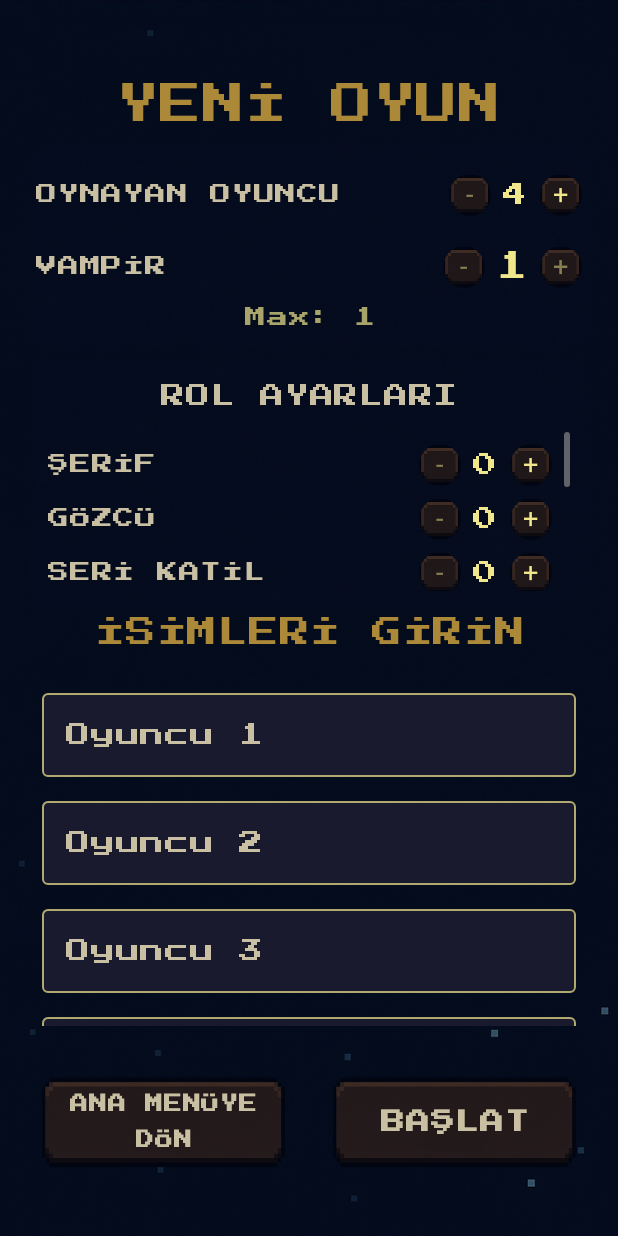
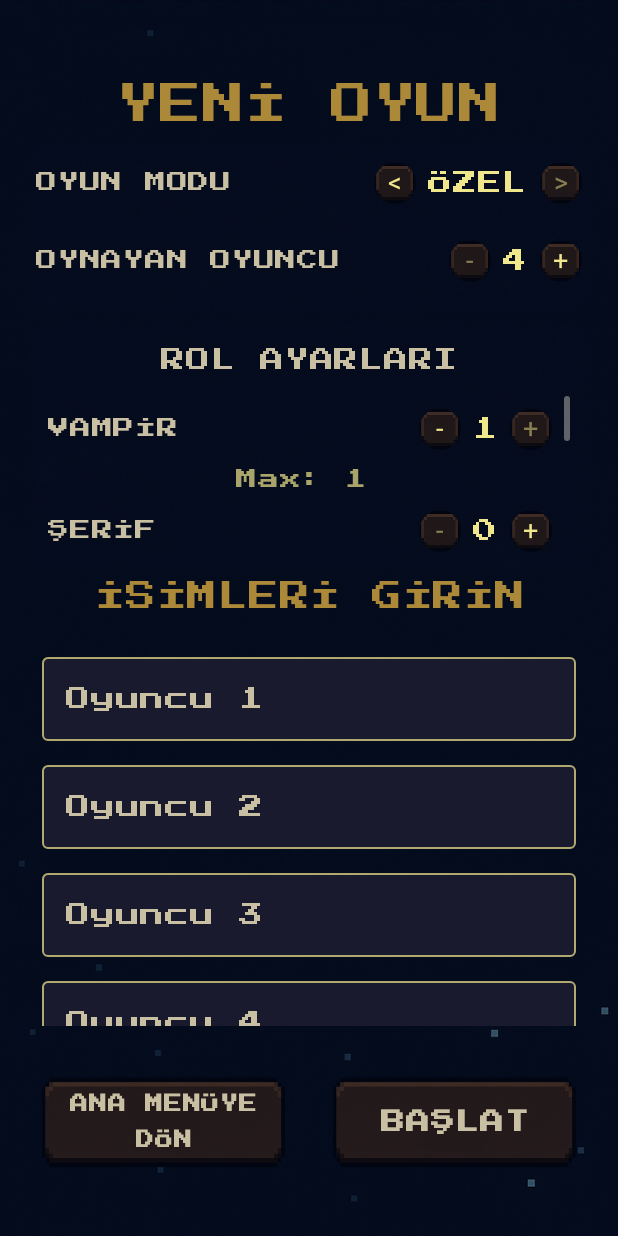
Before and after one commit to emirelci/vampire_koylu, an Android app built with Jetpack Compose: the screen it shows after launch (MainActivity), after a tap on "OYUNA BAŞLA", on a phone screen of 412 x 824 dp. Run offline under Robolectric (Android 15) with nearby library versions, the phone set to English and light mode, and no system bars; our stand-ins replace window size class; libraries missing offline, so code that uses them is left out: com.android.billingclient; 4 statements that could not run were skipped.

Commit message:
Add game mode presets and integrate with setup

```diff
--- /dev/null
+++ b/app/src/main/java/com/ee/vampirkoylu/model/GameMode.kt
@@ -0,0 +1,30 @@
+package com.ee.vampirkoylu.model
+
+enum class GameMode(val nameRes: Int, val settings: GameSettings) {
+    CLASSIC(
+        com.ee.vampirkoylu.R.string.classic_mode,
+        GameSettings(
+            playerCount = 6,
+            vampireCount = 1,
+            sheriffCount = 1,
+            watcherCount = 0,
+            serialKillerCount = 0,
+            doctorCount = 1
+        )
+    ),
+    CHAOS(
+        com.ee.vampirkoylu.R.string.chaos_mode,
+        GameSettings(
+            playerCount = 8,
+            vampireCount = 2,
+            sheriffCount = 1,
+            watcherCount = 1,
+            serialKillerCount = 1,
+            doctorCount = 1
+        )
+    ),
+    CUSTOM(
+        com.ee.vampirkoylu.R.string.custom_mode,
+        GameSettings()
+    );
+}
--- /dev/null
+++ b/app/src/main/java/com/ee/vampirkoylu/ui/component/ModeSelector.kt
@@ -0,0 +1,79 @@
+package com.ee.vampirkoylu.ui.component
+
+import androidx.compose.foundation.Image
+import androidx.compose.foundation.layout.Arrangement
+import androidx.compose.foundation.layout.Row
+import androidx.compose.foundation.layout.padding
+import androidx.compose.foundation.layout.size
+import androidx.compose.foundation.layout.wrapContentSize
+import androidx.compose.material3.IconButton
+import androidx.compose.material3.Text
+import androidx.compose.runtime.Composable
+import androidx.compose.ui.Alignment
+import androidx.compose.ui.Modifier
+import androidx.compose.ui.layout.ContentScale
+import androidx.compose.ui.res.painterResource
+import androidx.compose.ui.res.stringResource
+import androidx.compose.ui.unit.dp
+import androidx.compose.ui.unit.sp
+import com.ee.vampirkoylu.R
+import com.ee.vampirkoylu.ui.theme.Gold
+import com.ee.vampirkoylu.ui.theme.PixelFont
+
+@Composable
+fun ModeSelector(
+    modes: List<Int>,
+    selectedIndex: Int,
+    onIndexChange: (Int) -> Unit,
+    modifier: Modifier = Modifier
+) {
+    Row(
+        modifier,
+        verticalAlignment = Alignment.CenterVertically,
+        horizontalArrangement = Arrangement.Center
+    ) {
+        val canDecrease = selectedIndex > 0
+        IconButton(
+            onClick = { if (canDecrease) onIndexChange(selectedIndex - 1) },
+            modifier = Modifier.size(28.dp)
+        ) {
+            Image(
+                painterResource(R.drawable.text_block),
+                contentScale = ContentScale.FillBounds,
+                modifier = Modifier.wrapContentSize(),
+                contentDescription = "Previous mode",
+            )
+            Text(
+                text = "<",
+                fontSize = 18.sp,
+                color = if (canDecrease) Gold else Gold.copy(alpha = 0.5f)
+            )
+        }
+
+        Text(
+            text = stringResource(id = modes[selectedIndex]),
+            fontSize = 16.sp,
+            fontFamily = PixelFont,
+            color = Gold,
+            modifier = Modifier.padding(horizontal = 8.dp)
+        )
+
+        val canIncrease = selectedIndex < modes.lastIndex
+        IconButton(
+            onClick = { if (canIncrease) onIndexChange(selectedIndex + 1) },
+            modifier = Modifier.size(28.dp)
+        ) {
+            Image(
+                painterResource(R.drawable.text_block),
+                contentScale = ContentScale.FillBounds,
+                modifier = Modifier.wrapContentSize(),
+                contentDescription = "Next mode",
+            )
+            Text(
+                text = ">",
+                fontSize = 18.sp,
+                color = if (canIncrease) Gold else Gold.copy(alpha = 0.5f)
+            )
+        }
+    }
+}
--- a/app/src/main/java/com/ee/vampirkoylu/ui/component/RoleCountSelector.kt
+++ b/app/src/main/java/com/ee/vampirkoylu/ui/component/RoleCountSelector.kt
@@ -19,7 +19,8 @@ fun RoleCountSelector(
     count: Int,
     maxCount: Int,
     onIncrease: () -> Unit,
-    onDecrease: () -> Unit
+    onDecrease: () -> Unit,
+    editable: Boolean = true
 ) {
     Row(
         modifier = Modifier
@@ -40,8 +41,8 @@ fun RoleCountSelector(
             count = count,
             onIncrease = onIncrease,
             onDecrease = onDecrease,
-            canIncrease = count < maxCount,
-            canDecrease = count > 0,
+            canIncrease = editable && count < maxCount,
+            canDecrease = editable && count > 0,
             modifier = Modifier.padding(start = 12.dp)
         )
     }
--- a/app/src/main/java/com/ee/vampirkoylu/ui/screens/GameSetupScreen.kt
+++ b/app/src/main/java/com/ee/vampirkoylu/ui/screens/GameSetupScreen.kt
@@ -43,6 +43,8 @@ import com.ee.vampirkoylu.ui.component.PixelArtButton
 import com.ee.vampirkoylu.ui.component.RoleCountSelector
 import com.ee.vampirkoylu.ui.component.VerticalScrollbar
 import com.ee.vampirkoylu.ui.component.WarningBanner
+import com.ee.vampirkoylu.ui.component.ModeSelector
+import com.ee.vampirkoylu.model.GameMode
 import com.ee.vampirkoylu.ui.navigation.Screen
 import com.ee.vampirkoylu.ui.theme.Beige
 import com.ee.vampirkoylu.ui.theme.Gold
@@ -61,6 +63,9 @@ fun GameSetupScreen(
     viewModel: GameViewModel = viewModel()
 ) {
     // State'leri viewModel değerlerine göre başlat
+    val gameModes = remember { GameMode.values().toList() }
+    var selectedMode by remember { mutableStateOf(GameMode.CUSTOM) }
+
     var playerCount by remember { mutableStateOf(settings.playerCount) }
     var vampireCount by remember { mutableStateOf(settings.vampireCount) }
     var sheriffCount by remember { mutableStateOf(settings.sheriffCount) }
@@ -72,6 +77,41 @@ fun GameSetupScreen(
     var veteranCount by remember { mutableStateOf(settings.veteranCount) }
     var madmanCount by remember { mutableStateOf(settings.madmanCount) }
     var wizardCount by remember { mutableStateOf(settings.wizardCount) }
+
+    fun applyMode(mode: GameMode) {
+        selectedMode = mode
+        val s = mode.settings
+        playerCount = s.playerCount
+        vampireCount = s.vampireCount
+        sheriffCount = s.sheriffCount
+        watcherCount = s.watcherCount
+        serialKillerCount = s.serialKillerCount
+        doctorCount = s.doctorCount
+        saboteurCount = s.voteSaboteurCount
+        autopsirCount = s.autopsirCount
+        veteranCount = s.veteranCount
+        madmanCount = s.madmanCount
+        wizardCount = s.wizardCount
+        playerNames.clear()
+        repeat(playerCount) { playerNames.add("") }
+        onSettingsChange(
+            playerCount,
+            vampireCount,
+            sheriffCount,
+            watcherCount,
+            serialKillerCount,
+            doctorCount,
+            saboteurCount,
+            autopsirCount,
+            veteranCount,
+            madmanCount,
+            wizardCount
+        )
+    }
+
+    LaunchedEffect(Unit) {
+        applyMode(selectedMode)
+    }
 
 
     val playerNames = remember {
@@ -146,6 +186,29 @@ fun GameSetupScreen(
                         modifier = Modifier.padding(4.dp),
                         horizontalAlignment = Alignment.CenterHorizontally
                     ) {
+                        // Oyun modu
+                        Row(
+                            modifier = Modifier
+                                .fillMaxWidth()
+                                .padding(vertical = 8.dp),
+                            verticalAlignment = Alignment.CenterVertically,
+                            horizontalArrangement = Arrangement.SpaceBetween
+                        ) {
+                            Text(
+                                text = stringResource(id = R.string.game_mode),
+                                fontSize = 14.sp,
+                                fontFamily = PixelFont,
+                                color = Beige,
+                                modifier = Modifier.weight(1f)
+                            )
+
+                            ModeSelector(
+                                modes = gameModes.map { it.nameRes },
+                                selectedIndex = gameModes.indexOf(selectedMode),
+                                onIndexChange = { applyMode(gameModes[it]) }
+                            )
+                        }
+
                         // Oyuncu sayısı
                         Row(
                             modifier = Modifier
@@ -209,8 +272,8 @@ fun GameSetupScreen(
                                         playerNames.removeAt(playerNames.lastIndex)
                                     }
                                 },
-                                canIncrease = playerCount < 15,
-                                canDecrease = playerCount > 4,
+                                canIncrease = selectedMode == GameMode.CUSTOM && playerCount < 15,
+                                canDecrease = selectedMode == GameMode.CUSTOM && playerCount > 4,
                                 showWarningOnIncrease = {
                                     warningMessage = "Oyuncu sayısı en fazla 15 olabilir!"
                                     showWarning = true
@@ -225,85 +288,6 @@ fun GameSetupScreen(
 
                         }
 
-                        // Vampir sayısı
-                        Row(
-                            modifier = Modifier
-                                .fillMaxWidth()
-                                .padding(vertical = 4.dp),
-                            verticalAlignment = Alignment.CenterVertically,
-                            horizontalArrangement = Arrangement.SpaceBetween
-                        ) {
-                            Text(
-                                text = stringResource(id = R.string.vampire_count),
-                                fontSize = 14.sp,
-                                fontFamily = PixelFont,
-                                color = Beige,
-                                modifier = Modifier.weight(1f)
-                            )
-
-                            IncreaseDecreaseCount(
-                                count = vampireCount,
-                                onIncrease = {
-                                    val newVampireCount = vampireCount + 1
-                                    vampireCount = newVampireCount
-                                    onSettingsChange(
-                                        playerCount,
-                                        vampireCount,
-                                        sheriffCount,
-                                        watcherCount,
-                                        serialKillerCount,
-                                        doctorCount,
-                                        saboteurCount,
-                                        autopsirCount,
-                                        veteranCount,
-                                        madmanCount,
-                                        wizardCount
-                                    )
-
-                                },
-                                onDecrease = {
-                                    val newVampireCount = vampireCount - 1
-                                    vampireCount = newVampireCount
-                                    onSettingsChange(
-                                        playerCount,
-                                        vampireCount,
-                                        sheriffCount,
-                                        watcherCount,
-                                        serialKillerCount,
-                                        doctorCount,
-                                        saboteurCount,
-                                        autopsirCount,
-                                        veteranCount,
-                                        madmanCount,
-                                        wizardCount
-                                    )
-
-                                },
-                                canIncrease = vampireCount < maxVampireCount,
-                                canDecrease = vampireCount > 1,
-                                fontSize = 20.sp,
-                                showWarningOnIncrease = {
-                                    warningMessage =
-                                        "Maksimum vampir sayısına ulaşıldı! (Max: $maxVampireCount)"
-                                    showWarning = true
-                                },
-                                showWarningOnDecrease = {
-                                    warningMessage = "En az 1 vampir olmalıdır!"
-                                    showWarning = true
-                                },
-                                modifier = Modifier.padding(start = 12.dp)
-                            )
-                        }
-
-                        // Vampir sayısı açıklaması
-                        Text(
-                            text = "Max: $maxVampireCount",
-                            fontSize = 14.sp,
-                            fontFamily = PixelFont,
-                            color = Gold.copy(alpha = 0.7f),
-                            textAlign = TextAlign.Center,
-                            modifier = Modifier.padding(top = 4.dp, bottom = 4.dp)
-                        )
                     }
                 }
 
@@ -346,6 +330,56 @@ fun GameSetupScreen(
                                     .verticalScroll(roleScrollState),
                                 horizontalAlignment = Alignment.CenterHorizontally,
                             ) {
+                                // Vampir sayısı
+                                RoleCountSelector(
+                                    title = stringResource(id = R.string.vampire_count),
+                                    count = vampireCount,
+                                    maxCount = maxVampireCount,
+                                    onIncrease = {
+                                        val newVampireCount = vampireCount + 1
+                                        vampireCount = newVampireCount
+                                        onSettingsChange(
+                                            playerCount,
+                                            vampireCount,
+                                            sheriffCount,
+                                            watcherCount,
+                                            serialKillerCount,
+                                            doctorCount,
+                                            saboteurCount,
+                                            autopsirCount,
+                                            veteranCount,
+                                            madmanCount,
+                                            wizardCount
+                                        )
+                                    },
+                                    onDecrease = {
+                                        val newVampireCount = vampireCount - 1
+                                        vampireCount = newVampireCount
+                                        onSettingsChange(
+                                            playerCount,
+                                            vampireCount,
+                                            sheriffCount,
+                                            watcherCount,
+                                            serialKillerCount,
+                                            doctorCount,
+                                            saboteurCount,
+                                            autopsirCount,
+                                            veteranCount,
+                                            madmanCount,
+                                            wizardCount
+                                        )
+                                    },
+                                    editable = selectedMode == GameMode.CUSTOM
+                                )
+                                Text(
+                                    text = "Max: $maxVampireCount",
+                                    fontSize = 14.sp,
+                                    fontFamily = PixelFont,
+                                    color = Gold.copy(alpha = 0.7f),
+                                    textAlign = TextAlign.Center,
+                                    modifier = Modifier.padding(top = 4.dp, bottom = 4.dp)
+                                )
+
                                 // Şerif sayısı
                                 RoleCountSelector(
                                     title = stringResource(id = R.string.sheriff_count),
@@ -390,7 +424,8 @@ fun GameSetupScreen(
                                             wizardCount
                                         )
 
-                                    }
+                                    },
+                                    editable = selectedMode == GameMode.CUSTOM
                                 )
 
                                 // Gözcü sayısı
@@ -437,7 +472,8 @@ fun GameSetupScreen(
                                             wizardCount
                                         )
 
-                                    }
+                                    },
+                                    editable = selectedMode == GameMode.CUSTOM
                                 )
 
                                 // Seri Katil sayısı
@@ -484,7 +520,8 @@ fun GameSetupScreen(
                                             wizardCount
                                         )
 
-                                    }
+                                    },
+                                    editable = selectedMode == GameMode.CUSTOM
                                 )
 
                                 // Doktor sayısı
@@ -531,14 +568,15 @@ fun GameSetupScreen(
                                             wizardCount
                                         )
 
-                                    }
+                                    },
+                                    editable = selectedMode == GameMode.CUSTOM
                                 )
 
                                 if (!isPlusUser) {
-                                    RoleCountSelector(
-                                        title = stringResource(id = R.string.vote_saboteur_count),
-                                        count = saboteurCount,
-                                        maxCount = 1,
+                                RoleCountSelector(
+                                    title = stringResource(id = R.string.vote_saboteur_count),
+                                    count = saboteurCount,
+                                    maxCount = 1,
                                         onIncrease = {
                                             if (specialRoleCount < maxRoleCount) {
                                                 saboteurCount = 1
@@ -576,7 +614,8 @@ fun GameSetupScreen(
                                                 madmanCount,
                                                 wizardCount
                                             )
-                                        }
+                                        },
+                                        editable = selectedMode == GameMode.CUSTOM
                                     )
 
                                     RoleCountSelector(
@@ -620,7 +659,8 @@ fun GameSetupScreen(
                                                 madmanCount,
                                                 wizardCount
                                             )
-                                        }
+                                        },
+                                        editable = selectedMode == GameMode.CUSTOM
                                     )
 
                                     RoleCountSelector(
@@ -664,7 +704,8 @@ fun GameSetupScreen(
                                                 madmanCount,
                                                 wizardCount
                                             )
-                                        }
+                                        },
+                                        editable = selectedMode == GameMode.CUSTOM
                                     )
 
                                     RoleCountSelector(
@@ -708,7 +749,8 @@ fun GameSetupScreen(
                                                 madmanCount,
                                                 wizardCount
                                             )
-                                        }
+                                        },
+                                        editable = selectedMode == GameMode.CUSTOM
                                     )
 
                                     RoleCountSelector(
@@ -752,7 +794,8 @@ fun GameSetupScreen(
                                                 madmanCount,
                                                 wizardCount
                                             )
-                                        }
+                                        },
+                                        editable = selectedMode == GameMode.CUSTOM
                                     )
                                 }
 
--- a/app/src/main/res/values/strings.xml
+++ b/app/src/main/res/values/strings.xml
@@ -11,6 +11,10 @@
     <string name="new_game">YENİ OYUN</string>
     <string name="enter_names">İSİMLERİ GİRİN</string>
     <string name="player_count">OYNAYAN OYUNCU</string>
+    <string name="game_mode">OYUN MODU</string>
+    <string name="classic_mode">KLASİK</string>
+    <string name="chaos_mode">KAOS</string>
+    <string name="custom_mode">ÖZEL</string>
     <string name="vampire_count">VAMPİR</string>
     <string name="start">BAŞLAT</string>
 
```
